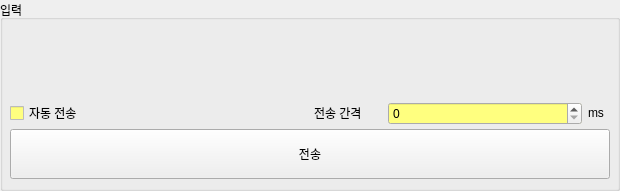
This is src/widgets/inputWidget/ui.ui in RavenKyu/DataPort as Qt 5 draws it before an edit. The edited form follows.
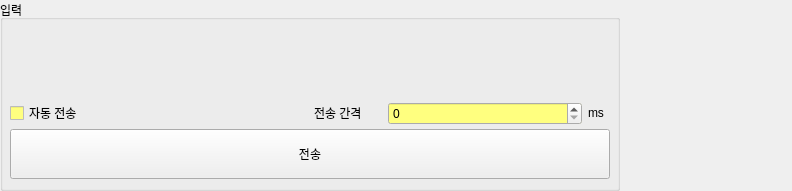
This is the edited form.

What changed in the file:
```diff
--- a/src/widgets/inputWidget/ui.ui
+++ b/src/widgets/inputWidget/ui.ui
@@ -6,7 +6,7 @@
    <rect>
     <x>0</x>
     <y>0</y>
-    <width>620</width>
+    <width>792</width>
     <height>191</height>
    </rect>
   </property>
@@ -305,6 +305,16 @@
     </layout>
    </widget>
   </widget>
+  <widget class="QWidget" name="widget_protocol_manager" native="true">
+   <property name="geometry">
+    <rect>
+     <x>630</x>
+     <y>0</y>
+     <width>161</width>
+     <height>191</height>
+    </rect>
+   </property>
+  </widget>
  </widget>
  <resources/>
  <connections>
```
